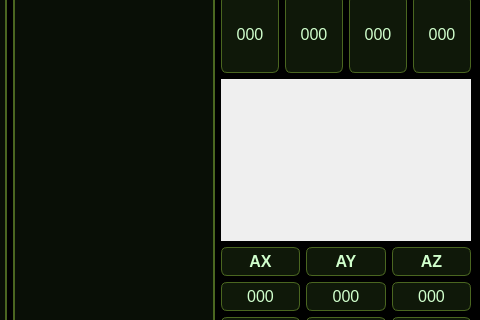
This is mainwindow.ui in tadeomendelevich/BalancinQT as Qt 5 draws it before an edit; both pictures show x 716 to 1196 and y 451 to 771 of the 1196 by 928 pixel window. The edited form follows.
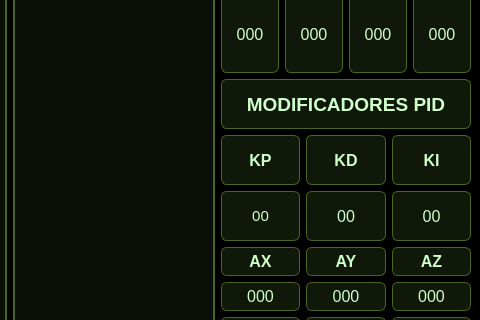
This is the edited form. Icons and pictures are not drawn. Custom widgets are drawn as their Qt base class.

Commit message: Cambios de KP KD y KI agregados, con sus labels uqe muestran sus valores, todavia no he logrado que funcionen, el wifi funciona bien.

What changed in the file:
```diff
--- a/mainwindow.ui
+++ b/mainwindow.ui
@@ -803,23 +803,133 @@
          </layout>
         </item>
         <item>
-         <widget class="QChartView" name="positionWidget" native="true">
-          <property name="minimumSize">
-           <size>
-            <width>200</width>
-            <height>50</height>
-           </size>
-          </property>
-          <property name="baseSize">
-           <size>
-            <width>300</width>
-            <height>300</height>
-           </size>
-          </property>
-          <property name="autoFillBackground">
-           <bool>true</bool>
-          </property>
-         </widget>
+         <layout class="QVBoxLayout" name="verticalLayout_13">
+          <item>
+           <layout class="QVBoxLayout" name="verticalLayout_16">
+            <item>
+             <widget class="QLabel" name="label">
+              <property name="font">
+               <font>
+                <pointsize>14</pointsize>
+                <bold>true</bold>
+               </font>
+              </property>
+              <property name="text">
+               <string>MODIFICADORES PID</string>
+              </property>
+              <property name="alignment">
+               <set>Qt::AlignCenter</set>
+              </property>
+             </widget>
+            </item>
+           </layout>
+          </item>
+          <item>
+           <layout class="QHBoxLayout" name="horizontalLayout_16">
+            <item>
+             <widget class="QLabel" name="label_13">
+              <property name="font">
+               <font>
+                <pointsize>12</pointsize>
+                <bold>true</bold>
+               </font>
+              </property>
+              <property name="text">
+               <string>KP</string>
+              </property>
+              <property name="alignment">
+               <set>Qt::AlignCenter</set>
+              </property>
+             </widget>
+            </item>
+            <item>
+             <widget class="QLabel" name="label_14">
+              <property name="font">
+               <font>
+                <pointsize>12</pointsize>
+                <bold>true</bold>
+               </font>
+              </property>
+              <property name="text">
+               <string>KD</string>
+              </property>
+              <property name="alignment">
+               <set>Qt::AlignCenter</set>
+              </property>
+             </widget>
+            </item>
+            <item>
+             <widget class="QLabel" name="label_5">
+              <property name="font">
+               <font>
+                <pointsize>12</pointsize>
+                <bold>true</bold>
+               </font>
+              </property>
+              <property name="text">
+               <string>KI</string>
+              </property>
+              <property name="alignment">
+               <set>Qt::AlignCenter</set>
+              </property>
+             </widget>
+            </item>
+           </layout>
+          </item>
+          <item>
+           <layout class="QVBoxLayout" name="verticalLayout_14">
+            <item>
+             <layout class="QHBoxLayout" name="horizontalLayout_15">
+              <item>
+               <widget class="QLabel" name="label_KP">
+                <property name="font">
+                 <font>
+                  <pointsize>11</pointsize>
+                 </font>
+                </property>
+                <property name="text">
+                 <string>00</string>
+                </property>
+                <property name="alignment">
+                 <set>Qt::AlignCenter</set>
+                </property>
+               </widget>
+              </item>
+              <item>
+               <widget class="QLabel" name="label_KD">
+                <property name="font">
+                 <font>
+                  <pointsize>12</pointsize>
+                 </font>
+                </property>
+                <property name="text">
+                 <string>00</string>
+                </property>
+                <property name="alignment">
+                 <set>Qt::AlignCenter</set>
+                </property>
+               </widget>
+              </item>
+              <item>
+               <widget class="QLabel" name="label_KI">
+                <property name="font">
+                 <font>
+                  <pointsize>12</pointsize>
+                 </font>
+                </property>
+                <property name="text">
+                 <string>00</string>
+                </property>
+                <property name="alignment">
+                 <set>Qt::AlignCenter</set>
+                </property>
+               </widget>
+              </item>
+             </layout>
+            </item>
+           </layout>
+          </item>
+         </layout>
         </item>
         <item>
          <layout class="QVBoxLayout" name="verticalLayout_4" stretch="0">
```
The commit also changes 2 other files.
